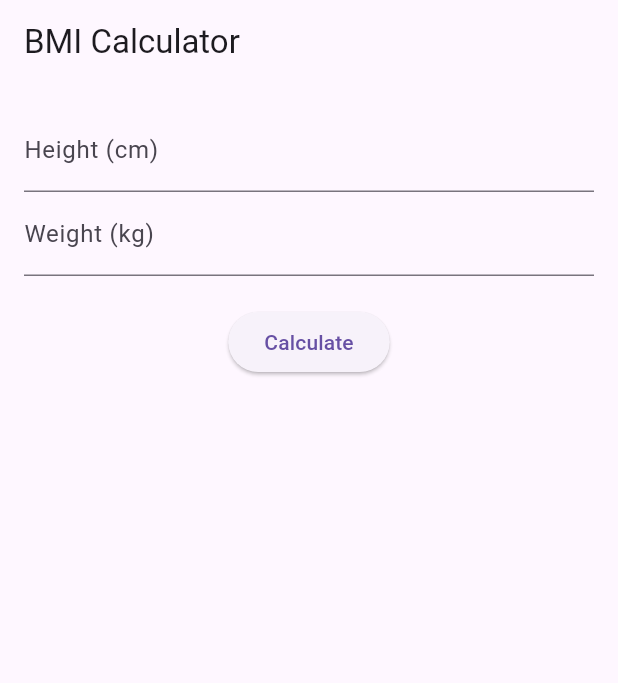
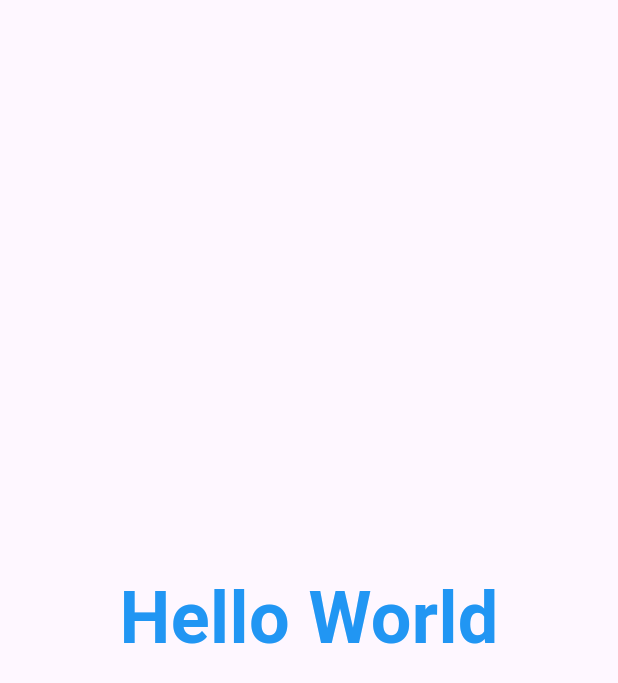
Before and after one commit to lahiruimesh/my_first_flatter_app, a Flutter app: the screen it shows after launch, on a phone screen of 412 x 824 dp. Shown: the top 683 px of the screen. Run offline on Flutter 3.47's test engine with Material 3 defaults, Android fonts, the phone set to English and light mode, and no system bars.

Commit message:
Practice some dart fundementals

```diff
--- a/lib/main.dart
+++ b/lib/main.dart
@@ -1,5 +1,7 @@
 import 'package:flutter/material.dart';
-import 'screens/bmi_calculator.dart';
+//import 'screens/bmi_calculator.dart';
+//import 'screens/landing_page.dart';
+import 'screens/hello_world.dart';
 
 void main() {
   runApp(const MyApp());
@@ -12,7 +14,7 @@ class MyApp extends StatelessWidget {
   Widget build(BuildContext context) {
     return MaterialApp(
       title: 'Lahiru\'s First App',
-      home: const BMICalculator(),
+      home: const HelloWorld(),
     );
   }
 }
--- a/lib/screens/bmi_calculator.dart
+++ b/lib/screens/bmi_calculator.dart
@@ -8,13 +8,13 @@ class BMICalculator extends StatefulWidget {
   State<BMICalculator> createState() => _BMICalculatorState();
 }
 
-class _BMICalculatorState extends State<BMICalculator> {
+class _BMICalculatorState extends State<BMICalculator> {//read inputs
   final heightController = TextEditingController();
   final weightController = TextEditingController();
   String result = "";
 
   void calculateBMI() {
-    final height = double.tryParse(heightController.text);
+    final height = double.tryParse(heightController.text); //take data
     final weight = double.tryParse(weightController.text);
 
     if (height != null && weight != null && height > 0) {
@@ -31,7 +31,7 @@ class _BMICalculatorState extends State<BMICalculator> {
 
   @override
   Widget build(BuildContext context) {
-    return Scaffold(
+    return Scaffold( //build UI
       appBar: AppBar(title: const Text("BMI Calculator")),
       body: Padding(
         padding: const EdgeInsets.all(16.0),
@@ -54,7 +54,7 @@ class _BMICalculatorState extends State<BMICalculator> {
             const SizedBox(height: 20),
             ElevatedButton(
               onPressed: calculateBMI,
-              child: const Text("Calculate"),
+              child: const Text("Calculate BMI"),
             ),
             const SizedBox(height: 20),
             Text(
--- /dev/null
+++ b/lib/screens/hello_world.dart
@@ -0,0 +1,20 @@
+import 'package:flutter/material.dart';
+
+class HelloWorld extends StatelessWidget {
+  const HelloWorld({super.key});
+
+  @override
+  Widget build(BuildContext context) {
+    return Scaffold(
+      body: Center(
+        child: Text('Hello World',
+        style: TextStyle(
+          fontSize: 48,
+          color: Colors.blue,
+          fontWeight: FontWeight.bold,
+        ),
+        ),
+      ),
+    );
+  }
+}
```
Also changed, not shown: lib/screens/landing_page.dart (added, +38 -0 lines).
